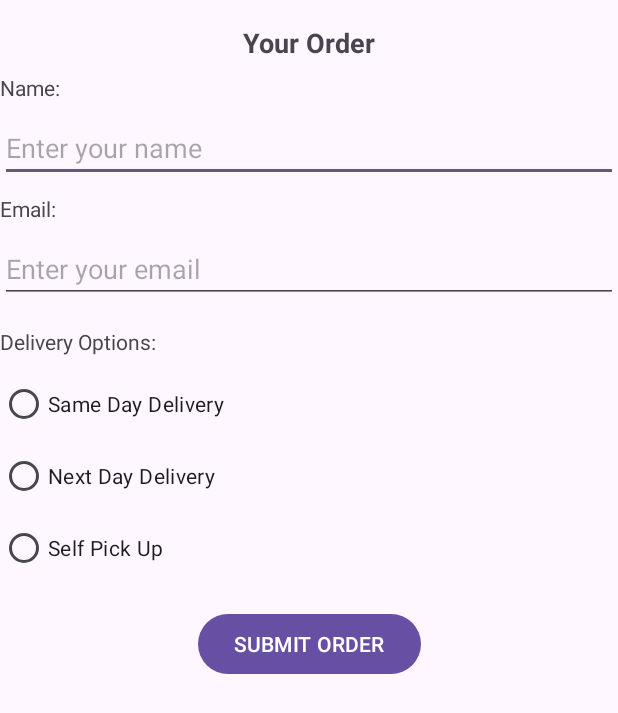
After one commit to Amin-192/CafeApp, an Android app: the layout activity_order.xml on its own in the app's theme, with its tools: preview values and no code run, on a phone screen of 412 x 824 dp. The commit adds this screen. Shown: the top 713 px of the screen. Run offline under Robolectric (Android 15) with nearby library versions, the phone set to English and light mode, and no system bars.

Commit message:
this is part B

```diff
--- /dev/null
+++ b/src/main/res/layout/activity_order.xml
@@ -0,0 +1,112 @@
+<?xml version="1.0" encoding="utf-8"?>
+<layout xmlns:android="http://schemas.android.com/apk/res/android"
+    xmlns:app="http://schemas.android.com/apk/res-auto"
+    xmlns:tools="http://schemas.android.com/tools">
+
+    <androidx.constraintlayout.widget.ConstraintLayout
+        android:layout_width="match_parent"
+        android:layout_height="match_parent"
+        tools:context=".OrderActivity">
+
+        <!-- TextView for Order Summary at the top -->
+        <TextView
+            android:id="@+id/order_textview"
+            android:layout_width="wrap_content"
+            android:layout_height="wrap_content"
+            android:layout_marginTop="16dp"
+            android:text="Your Order"
+            android:textSize="18sp"
+            android:textStyle="bold"
+            app:layout_constraintTop_toTopOf="parent"
+            app:layout_constraintStart_toStartOf="parent"
+            app:layout_constraintEnd_toEndOf="parent" />
+
+        <!-- Name Input -->
+        <TextView
+            android:id="@+id/name_label"
+            android:layout_width="wrap_content"
+            android:layout_height="wrap_content"
+            android:layout_marginTop="8dp"
+            android:text="Name:"
+            app:layout_constraintTop_toBottomOf="@id/order_textview"
+            app:layout_constraintStart_toStartOf="parent" />
+
+        <EditText
+            android:id="@+id/name_input"
+            android:layout_width="0dp"
+            android:layout_height="wrap_content"
+            android:layout_marginTop="8dp"
+            android:hint="Enter your name"
+            android:inputType="textPersonName"
+            app:layout_constraintTop_toBottomOf="@id/name_label"
+            app:layout_constraintStart_toStartOf="parent"
+            app:layout_constraintEnd_toEndOf="parent" />
+
+        <!-- Email Input -->
+        <TextView
+            android:id="@+id/email_label"
+            android:layout_width="wrap_content"
+            android:layout_height="wrap_content"
+            android:layout_marginTop="8dp"
+            android:text="Email:"
+            app:layout_constraintTop_toBottomOf="@id/name_input"
+            app:layout_constraintStart_toStartOf="parent" />
+
+        <EditText
+            android:id="@+id/email_input"
+            android:layout_width="0dp"
+            android:layout_height="wrap_content"
+            android:layout_marginTop="8dp"
+            android:hint="Enter your email"
+            android:inputType="textEmailAddress"
+            app:layout_constraintTop_toBottomOf="@id/email_label"
+            app:layout_constraintStart_toStartOf="parent"
+            app:layout_constraintEnd_toEndOf="parent" />
+
+        <!-- Delivery Options -->
+        <TextView
+            android:id="@+id/delivery_label"
+            android:layout_width="wrap_content"
+            android:layout_height="wrap_content"
+            android:layout_marginTop="16dp"
+            android:text="Delivery Options:"
+            app:layout_constraintTop_toBottomOf="@id/email_input"
+            app:layout_constraintStart_toStartOf="parent" />
+
+        <RadioGroup
+            android:id="@+id/delivery_options"
+            android:layout_width="wrap_content"
+            android:layout_height="wrap_content"
+            android:layout_marginTop="8dp"
+            app:layout_constraintTop_toBottomOf="@id/delivery_label"
+            app:layout_constraintStart_toStartOf="parent">
+            <RadioButton
+                android:id="@+id/radio_same_day"
+                android:layout_width="wrap_content"
+                android:layout_height="wrap_content"
+                android:text="Same Day Delivery" />
+            <RadioButton
+                android:id="@+id/radio_next_day"
+                android:layout_width="wrap_content"
+                android:layout_height="wrap_content"
+                android:text="Next Day Delivery" />
+            <RadioButton
+                android:id="@+id/radio_pick_up"
+                android:layout_width="wrap_content"
+                android:layout_height="wrap_content"
+                android:text="Self Pick Up" />
+        </RadioGroup>
+
+        <!-- Submit Button -->
+        <Button
+            android:id="@+id/submit_button"
+            android:layout_width="wrap_content"
+            android:layout_height="wrap_content"
+            android:layout_marginTop="16dp"
+            android:text="SUBMIT ORDER"
+            app:layout_constraintTop_toBottomOf="@id/delivery_options"
+            app:layout_constraintStart_toStartOf="parent"
+            app:layout_constraintEnd_toEndOf="parent" />
+
+    </androidx.constraintlayout.widget.ConstraintLayout>
+</layout>
```
Also changed, not shown: build.gradle.kts (+16 -11 lines), src/main/AndroidManifest.xml (+16 -2 lines), src/main/java/com/example/cafeapp/MainActivity.kt (+15 -10 lines), src/main/java/com/example/cafeapp/OrderActivity.kt (added, +68 -0 lines), src/main/res/layout/activity_main.xml (+4 -3 lines).
